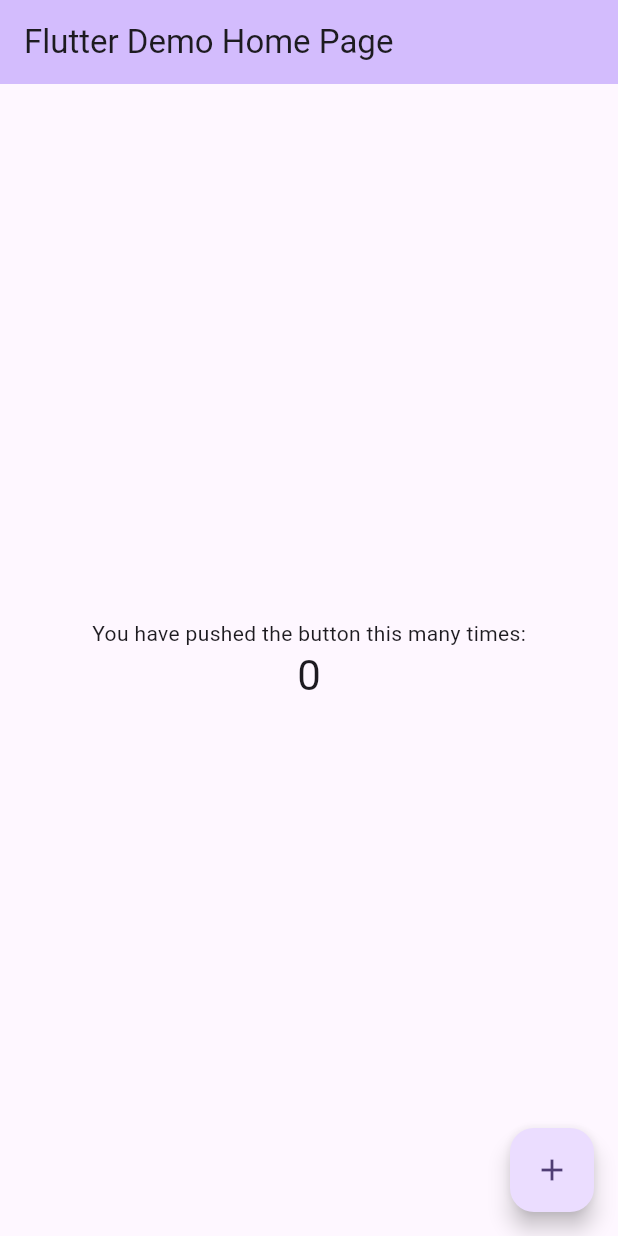
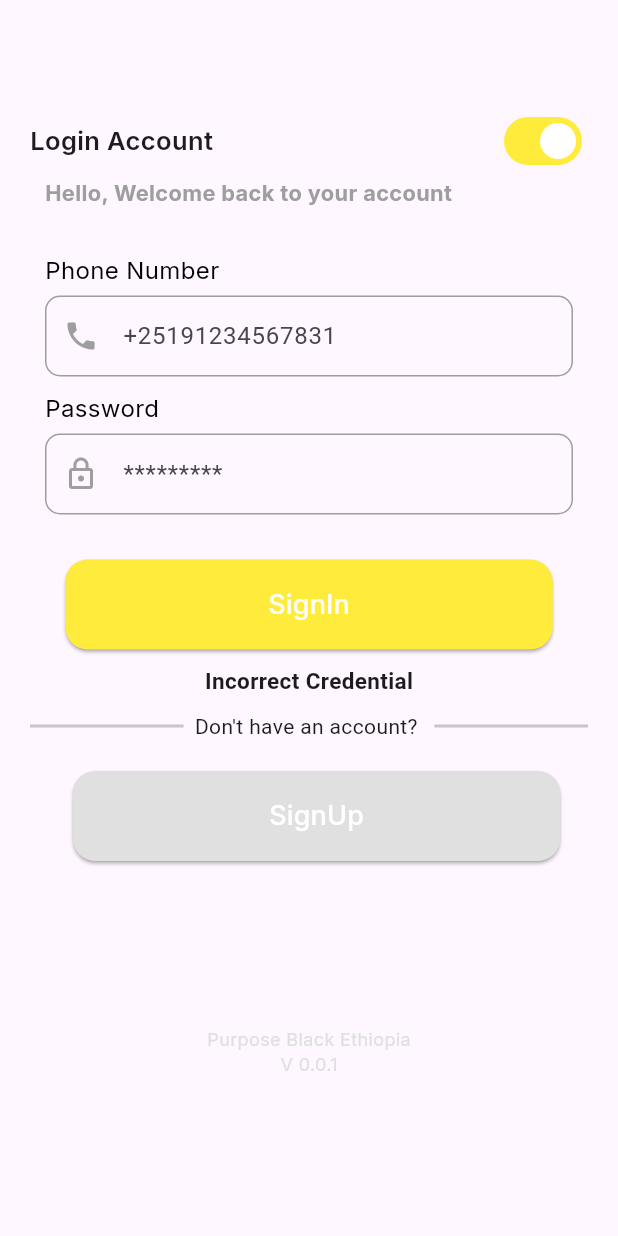
Before and after one commit to izymalhaw/Kaps, a Flutter app: the screen it shows after launch, on a phone screen of 412 x 824 dp. Run offline on Flutter 3.47's test engine with Material 3 defaults, Android fonts, the phone set to English and light mode, and no system bars; our stand-ins replace google_fonts.

Commit message:
enhancement: cleaning up sign in

```diff
--- /dev/null
+++ b/kaps/lib/features/authentication/presentation/pages/Signin.dart
@@ -0,0 +1,289 @@
+import 'package:flutter/material.dart';
+import 'package:google_fonts/google_fonts.dart';
+
+class SignIn extends StatefulWidget {
+  const SignIn({super.key});
+
+  @override
+  State<SignIn> createState() => _SignInState();
+}
+
+class _SignInState extends State<SignIn> {
+  bool isSwitched = true;
+
+  bool status = true;
+
+  @override
+  Widget build(BuildContext context) {
+    return Scaffold(
+        body: Stack(
+      children: [
+        Padding(
+          padding: const EdgeInsets.only(top: 70),
+          child: Form(
+            // key: _formKey,
+            child: SingleChildScrollView(
+              child: Column(children: [
+                Padding(
+                  padding: const EdgeInsets.only(left: 20, right: 20),
+                  child: Row(children: [
+                    Text('Login Account',
+                        style: GoogleFonts.inter(
+                            fontWeight: FontWeight.w600, fontSize: 17)),
+                    const Spacer(),
+                    Center(
+                      child: Switch(
+                        value: isSwitched,
+                        onChanged: (value) {
+                          setState(() {
+                            isSwitched = value;
+                            print(isSwitched);
+                          });
+                        },
+                        activeTrackColor: Colors.yellow,
+                        activeColor: Colors.white,
+                        inactiveThumbColor: Colors.white,
+                        inactiveTrackColor: Colors.yellow,
+                      ),
+                    )
+                  ]),
+                ),
+                Column(
+                  children: [
+                    Padding(
+                      padding: const EdgeInsets.fromLTRB(30, 0, 30, 0),
+                      child: Column(
+                          mainAxisAlignment: MainAxisAlignment.start,
+                          crossAxisAlignment: CrossAxisAlignment.start,
+                          children: [
+                            Text(
+                              'Hello, Welcome back to your account',
+                              style: GoogleFonts.inter(
+                                  fontSize: 14.5,
+                                  fontWeight: FontWeight.bold,
+                                  color: Colors.grey),
+                            ),
+                            const SizedBox(height: 30),
+                            Text(
+                              'Phone Number',
+                              style: GoogleFonts.inter(
+                                  fontSize: 16, color: Colors.black),
+                            ),
+                            const SizedBox(
+                              height: 5,
+                            ),
+                            SizedBox(
+                              width: double.infinity,
+                              child: TextFormField(
+                                keyboardType: TextInputType.number,
+                                controller: TextEditingController(
+                                    text: ""), //agent.email),
+                                onChanged: (value) {
+                                  /* agent.phone = value;
+                                  phone = value; */
+                                },
+                                validator: (value) {
+                                  if (value!.isEmpty) {
+                                    return 'Enter something';
+                                  }
+                                  // else if (!RegExp(r"^\+[1-9]{1}[0-9]{7,11}$")
+                                  //     .hasMatch(value)) {
+                                  //   return 'Invalid Phone Number';
+                                  // }0
+                                  else {
+                                    return null;
+                                  }
+                                },
+                                decoration: InputDecoration(
+                                    contentPadding: const EdgeInsets.symmetric(
+                                        vertical: 15),
+                                    prefixIcon: const Icon(
+                                      Icons.phone,
+                                      color: Colors.grey,
+                                    ),
+                                    hintText: '+25191234567831',
+                                    enabledBorder: OutlineInputBorder(
+                                        borderRadius: BorderRadius.circular(10),
+                                        borderSide: const BorderSide(
+                                            color: Colors.grey)),
+                                    focusedBorder: OutlineInputBorder(
+                                        borderRadius: BorderRadius.circular(10),
+                                        borderSide: const BorderSide(
+                                            color: Colors.grey)),
+                                    errorBorder: OutlineInputBorder(
+                                        borderRadius: BorderRadius.circular(10),
+                                        borderSide: const BorderSide(
+                                            color: Colors.red)),
+                                    focusedErrorBorder: OutlineInputBorder(
+                                        borderRadius: BorderRadius.circular(10),
+                                        borderSide: const BorderSide(
+                                            color: Colors.red))),
+                              ),
+                            ),
+                            const SizedBox(
+                              height: 10,
+                            ),
+                            Text(
+                              'Password',
+                              style: GoogleFonts.inter(
+                                  fontSize: 16, color: Colors.black),
+                            ),
+                            const SizedBox(
+                              height: 5,
+                            ),
+                          ]),
+                    ),
+                    Padding(
+                      padding: const EdgeInsets.fromLTRB(30, 0, 30, 20),
+                      child: TextFormField(
+                        // obscureText: true,
+                        controller:
+                            TextEditingController(text: ""), //agent.email),
+                        onChanged: (value) {
+                          //agent.password = value;
+                        },
+                        validator: (value) {
+                          if (value!.isEmpty) {
+                            return "Value can't be empty";
+                          } else {
+                            return null;
+                          }
+                        },
+                        decoration: InputDecoration(
+                          contentPadding:
+                              const EdgeInsets.symmetric(vertical: 15),
+                          prefixIcon: const Icon(
+                            Icons.lock_outline,
+                            color: Colors.grey,
+                          ),
+                          hintText: '*********',
+                          enabledBorder: OutlineInputBorder(
+                            borderRadius: BorderRadius.circular(10),
+                            borderSide: const BorderSide(color: Colors.grey),
+                          ),
+                          focusedBorder: OutlineInputBorder(
+                              borderRadius: BorderRadius.circular(10),
+                              borderSide: const BorderSide(color: Colors.grey)),
+                          errorBorder: OutlineInputBorder(
+                              borderRadius: BorderRadius.circular(10),
+                              borderSide: const BorderSide(color: Colors.red)),
+                          focusedErrorBorder: OutlineInputBorder(
+                              borderRadius: BorderRadius.circular(10),
+                              borderSide: const BorderSide(color: Colors.red)),
+                        ),
+                      ),
+                    ),
+                    Padding(
+                      padding: const EdgeInsets.all(10.0),
+                      child: SizedBox(
+                        height: 60,
+                        width: 325,
+                        child: ElevatedButton(
+                          style: ElevatedButton.styleFrom(
+                              shape: RoundedRectangleBorder(
+                                  borderRadius: BorderRadius.circular(15)),
+                              backgroundColor: Colors.yellow,
+                              shadowColor: Colors.grey),
+                          onPressed: () {
+                            /* if (_formKey.currentState!.validate()) {
+                              save();
+                            } else {
+                              // ignore: avoid_print
+                              print('not ok');
+                            } */
+                          },
+                          child: Text(
+                            'SignIn',
+                            style: GoogleFonts.inter(
+                                fontSize: 18, color: Colors.white),
+                          ),
+                        ),
+                      ),
+                    ),
+                    Container(
+                        child: status
+                            ? const Column(
+                                children: [
+                                  Text(
+                                    'Incorrect Credential',
+                                    style: TextStyle(
+                                        fontSize: 15,
+                                        fontWeight: FontWeight.bold),
+                                  ),
+                                  SizedBox(
+                                    height: 10,
+                                  )
+                                ],
+                              )
+                            : const Text('')),
+                  ],
+                ),
+                Column(
+                  mainAxisAlignment: MainAxisAlignment.center,
+                  children: [
+                    const Padding(
+                      padding: EdgeInsets.only(left: 20, right: 20),
+                      child: Row(children: <Widget>[
+                        Expanded(
+                            child: Divider(
+                          thickness: 2,
+                        )),
+                        Text("  Don't have an account?   "),
+                        Expanded(
+                            child: Divider(
+                          thickness: 2,
+                        )),
+                      ]),
+                    ),
+                    Column(
+                      // mainAxisAlignment: MainAxisAlignment.start,
+                      crossAxisAlignment: CrossAxisAlignment.center,
+                      children: [
+                        Padding(
+                          padding: const EdgeInsets.fromLTRB(30, 20, 20, 20),
+                          child: SizedBox(
+                            height: 60,
+                            width: 325,
+                            child: ElevatedButton(
+                              style: ElevatedButton.styleFrom(
+                                  shape: RoundedRectangleBorder(
+                                      borderRadius: BorderRadius.circular(15)),
+                                  backgroundColor: Colors.grey.shade300,
+                                  shadowColor: Colors.grey),
+                              onPressed: () {
+                                /* Navigator.push(
+                                    context,
+                                    MaterialPageRoute(
+                                        builder: (context) => const SignUp())); */
+                              },
+                              child: Text(
+                                'SignUp',
+                                style: GoogleFonts.inter(
+                                    fontSize: 18, color: Colors.white),
+                              ),
+                            ),
+                          ),
+                        ),
+                      ],
+                    ),
+                    const SizedBox(height: 90),
+                    Text(
+                      'Purpose Black Ethiopia',
+                      style: GoogleFonts.inter(
+                          fontSize: 12, color: Colors.grey.shade300),
+                    ),
+                    Text(
+                      'V 0.0.1',
+                      style: GoogleFonts.inter(
+                          fontSize: 12, color: Colors.grey.shade300),
+                    ),
+                  ],
+                )
+              ]),
+            ),
+          ),
+        )
+      ],
+    ));
+  }
+}
--- a/kaps/lib/main.dart
+++ b/kaps/lib/main.dart
@@ -1,4 +1,5 @@
 import 'package:flutter/material.dart';
+import 'package:kaps/features/authentication/presentation/pages/Signin.dart';
 
 void main() {
   runApp(const MyApp());
@@ -12,114 +13,11 @@
   Widget build(BuildContext context) {
     return MaterialApp(
       title: 'Flutter Demo',
-      theme: ThemeData(
-        // This is the theme of your application.
-        //
-        // TRY THIS: Try running your application with "flutter run". You'll see
-        // the application has a purple toolbar. Then, without quitting the app,
-        // try changing the seedColor in the colorScheme below to Colors.green
-        // and then invoke "hot reload" (save your changes or press the "hot
-        // reload" button in a Flutter-supported IDE, or press "r" if you used
-        // the command line to start the app).
-        //
-        // Notice that the counter didn't reset back to zero; the application
-        // state is not lost during the reload. To reset the state, use hot
-        // restart instead.
-        //
-        // This works for code too, not just values: Most code changes can be
-        // tested with just a hot reload.
-        colorScheme: ColorScheme.fromSeed(seedColor: Colors.deepPurple),
-        useMaterial3: true,
-      ),
-      home: const MyHomePage(title: 'Flutter Demo Home Page'),
+      debugShowCheckedModeBanner: false,
+      routes: {
+        '/SignIn':(context)=>const SignIn(),
+      },
+      home: SignIn(),
     );
   }
 }
-
-class MyHomePage extends StatefulWidget {
-  const MyHomePage({super.key, required this.title});
-
-  // This widget is the home page of your application. It is stateful, meaning
-  // that it has a State object (defined below) that contains fields that affect
-  // how it looks.
-
-  // This class is the configuration for the state. It holds the values (in this
-  // case the title) provided by the parent (in this case the App widget) and
-  // used by the build method of the State. Fields in a Widget subclass are
-  // always marked "final".
-
-  final String title;
-
-  @override
-  State<MyHomePage> createState() => _MyHomePageState();
-}
-
-class _MyHomePageState extends State<MyHomePage> {
-  int _counter = 0;
-
-  void _incrementCounter() {
-    setState(() {
-      // This call to setState tells the Flutter framework that something has
-      // changed in this State, which causes it to rerun the build method below
-      // so that the display can reflect the updated values. If we changed
-      // _counter without calling setState(), then the build method would not be
-      // called again, and so nothing would appear to happen.
-      _counter++;
-    });
-  }
-
-  @override
-  Widget build(BuildContext context) {
-    // This method is rerun every time setState is called, for instance as done
-    // by the _incrementCounter method above.
-    //
-    // The Flutter framework has been optimized to make rerunning build methods
-    // fast, so that you can just rebuild anything that needs updating rather
-    // than having to individually change instances of widgets.
-    return Scaffold(
-      appBar: AppBar(
-        // TRY THIS: Try changing the color here to a specific color (to
-        // Colors.amber, perhaps?) and trigger a hot reload to see the AppBar
-        // change color while the other colors stay the same.
-        backgroundColor: Theme.of(context).colorScheme.inversePrimary,
-        // Here we take the value from the MyHomePage object that was created by
-        // the App.build method, and use it to set our appbar title.
-        title: Text(widget.title),
-      ),
-      body: Center(
-        // Center is a layout widget. It takes a single child and positions it
-        // in the middle of the parent.
-        child: Column(
-          // Column is also a layout widget. It takes a list of children and
-          // arranges them vertically. By default, it sizes itself to fit its
-          // children horizontally, and tries to be as tall as its parent.
-          //
-          // Column has various properties to control how it sizes itself and
-          // how it positions its children. Here we use mainAxisAlignment to
-          // center the children vertically; the main axis here is the vertical
-          // axis because Columns are vertical (the cross axis would be
-          // horizontal).
-          //
-          // TRY THIS: Invoke "debug painting" (choose the "Toggle Debug Paint"
-          // action in the IDE, or press "p" in the console), to see the
-          // wireframe for each widget.
-          mainAxisAlignment: MainAxisAlignment.center,
-          children: <Widget>[
-            const Text(
-              'You have pushed the button this many times:',
-            ),
-            Text(
-              '$_counter',
-              style: Theme.of(context).textTheme.headlineMedium,
-            ),
-          ],
-        ),
-      ),
-      floatingActionButton: FloatingActionButton(
-        onPressed: _incrementCounter,
-        tooltip: 'Increment',
-        child: const Icon(Icons.add),
-      ), // This trailing comma makes auto-formatting nicer for build methods.
-    );
-  }
-}
```
